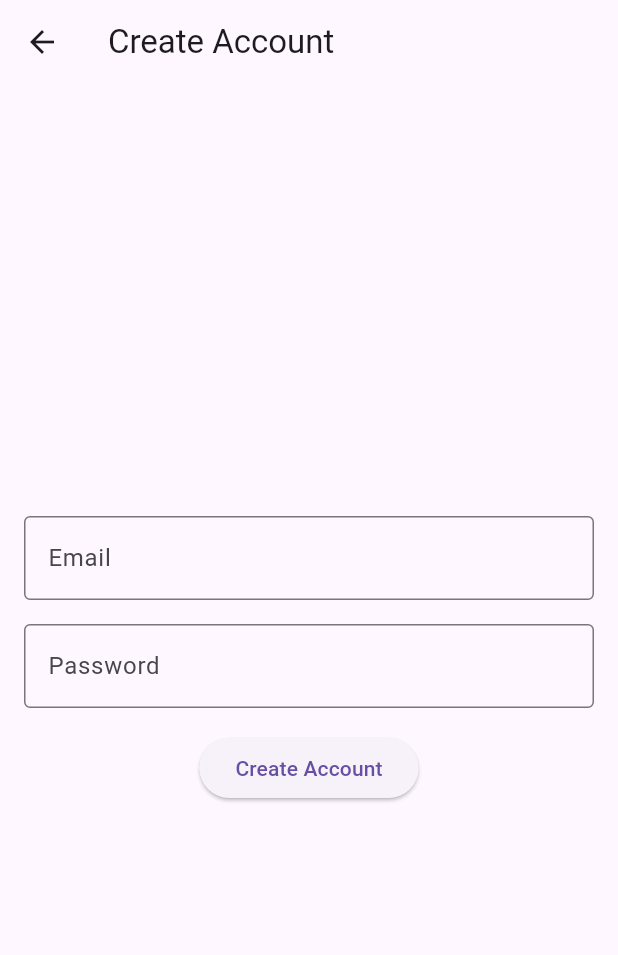
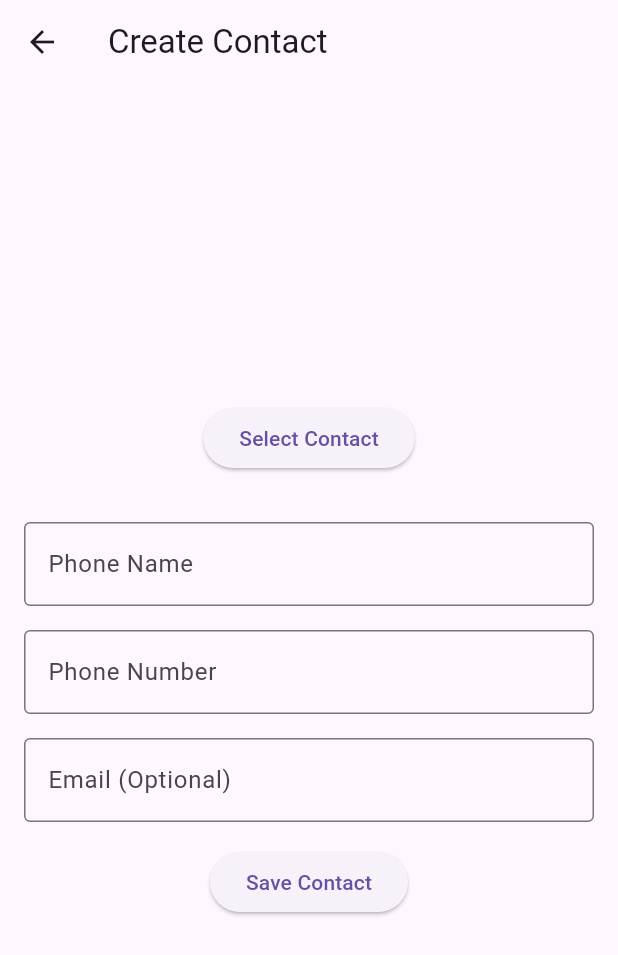
Before and after one commit to HaseebUllahAbbasi/flutter-khata, a Flutter app: the screen it shows after launch, after a tap on "Login", after a tap on the "add" icon, on a phone screen of 412 x 824 dp. Shown: the top 955 px of the screen. Run offline on Flutter 3.47's test engine with Material 3 defaults, Android fonts, the light colour scheme and no system bars; our stand-ins replace contacts_service, permission_handler; generated files the repository leaves out were written again.

Commit message:
basic setup completed

```diff
--- a/lib/src/create_person_entry.dart
+++ b/lib/src/create_person_entry.dart
@@ -1,4 +1,6 @@
 import 'package:flutter/material.dart';
+import 'package:contacts_service/contacts_service.dart';
+import 'package:permission_handler/permission_handler.dart';
 
 class CreatePersonEntry extends StatefulWidget {
   const CreatePersonEntry({Key? key}) : super(key: key);
@@ -9,13 +11,16 @@ class CreatePersonEntry extends StatefulWidget {
 
 class _CreatePersonEntryState extends State<CreatePersonEntry> {
   TextEditingController _emailController = TextEditingController();
-  TextEditingController _passwordController = TextEditingController();
+  TextEditingController _phoneNumberController = TextEditingController();
+  TextEditingController _phoneNameController = TextEditingController();
+
+  Contact? _selectedContact;
 
   @override
   Widget build(BuildContext context) {
     return Scaffold(
       appBar: AppBar(
-        title: Text('Create Account'),
+        title: Text('Create Contact'),
       ),
       body: Padding(
         padding: EdgeInsets.all(16.0),
@@ -23,21 +28,50 @@ class _CreatePersonEntryState extends State<CreatePersonEntry> {
           mainAxisAlignment: MainAxisAlignment.center,
           crossAxisAlignment: CrossAxisAlignment.center,
           children: [
+            ElevatedButton(
+              onPressed: () async {
+                await _getContact();
+              },
+              child: Text('Select Contact'),
+            ),
+            SizedBox(height: 16.0),
+            if (_selectedContact != null) ...[
+              Text(
+                'Selected Contact:',
+                style: TextStyle(fontWeight: FontWeight.bold),
+              ),
+              ListTile(
+                leading: (_selectedContact!.avatar != null &&
+                        _selectedContact!.avatar!.isNotEmpty)
+                    ? CircleAvatar(
+                        backgroundImage: MemoryImage(_selectedContact!.avatar!))
+                    : CircleAvatar(child: Text(_selectedContact!.initials())),
+                title: Text(_selectedContact!.displayName ?? ''),
+              ),
+            ],
+            SizedBox(height: 16.0),
             TextField(
-              controller: _emailController,
+              controller: _phoneNameController,
               decoration: InputDecoration(
-                labelText: 'Email',
+                labelText: 'Phone Name',
                 border: OutlineInputBorder(),
               ),
             ),
             SizedBox(height: 16.0),
             TextField(
-              controller: _passwordController,
+              controller: _phoneNumberController,
               decoration: InputDecoration(
-                labelText: 'Password',
+                labelText: 'Phone Number',
                 border: OutlineInputBorder(),
               ),
-              obscureText: true,
+            ),
+            SizedBox(height: 16.0),
+            TextField(
+              controller: _emailController,
+              decoration: InputDecoration(
+                labelText: 'Email (Optional)',
+                border: OutlineInputBorder(),
+              ),
             ),
             SizedBox(height: 16.0),
             ElevatedButton(
@@ -45,7 +79,7 @@ class _CreatePersonEntryState extends State<CreatePersonEntry> {
                 // Action for creating account
                 // Add your logic here
               },
-              child: Text('Create Account'),
+              child: Text('Save Contact'),
             ),
           ],
         ),
@@ -53,10 +87,31 @@ class _CreatePersonEntryState extends State<CreatePersonEntry> {
     );
   }
 
+  Future<void> _getContact() async {
+    final PermissionStatus permissionStatus = await _getPermission();
+    if (permissionStatus == PermissionStatus.granted) {
+      Iterable<Contact> contacts = await ContactsService.getContacts();
+      setState(() {
+        _selectedContact = contacts.first;
+      });
+    } else {
+      // Handle the scenario when permission is not granted
+    }
+  }
+
+  Future<PermissionStatus> _getPermission() async {
+    PermissionStatus permission = await Permission.contacts.status;
+    if (permission != PermissionStatus.granted &&
+        permission != PermissionStatus.denied) {
+      permission = await Permission.contacts.request();
+    }
+    return permission;
+  }
+
   @override
   void dispose() {
     _emailController.dispose();
-    _passwordController.dispose();
+    _phoneNumberController.dispose();
     super.dispose();
   }
 }
--- a/lib/src/home_screen.dart
+++ b/lib/src/home_screen.dart
@@ -1,6 +1,9 @@
 import 'package:flutter/material.dart';
 import 'package:khata_custom/src/create_person_entry.dart';
 import 'package:khata_custom/src/person_transactions.dart';
+
+import 'package:flutter_gen/gen_l10n/app_localizations.dart';
+import 'package:flutter_localizations/flutter_localizations.dart';
 
 class VerticalLine extends StatelessWidget {
   @override
@@ -110,17 +113,31 @@ class UserList extends StatelessWidget {
                 onTap: () {
                   Navigator.push(
                     context,
-                  MaterialPageRoute(builder: (context) => PartyDetailsScreen()),
+                    MaterialPageRoute(
+                        builder: (context) => PartyDetailsScreen()),
                   );
-
-                // Navigate to the PartyDetails screen
                 },
+                child: Container(
+                  margin: EdgeInsets.symmetric(vertical: 5),
+                  padding: EdgeInsets.all(10),
+                  decoration: BoxDecoration(
+                    color: Colors.white, // Changed to white
+                    borderRadius: BorderRadius.circular(10),
+                    boxShadow: [
+                      BoxShadow(
+                        color: Colors.black.withOpacity(0.1),
+                        blurRadius: 5,
+                        spreadRadius: 2,
+                      ),
+                    ],
+                  ),
                   child: ListTile(
                     leading: CircleAvatar(
                       backgroundColor: Colors.grey,
                       child: Text(
                         user["user"][0],
-                    style: TextStyle(fontSize: 20, fontWeight: FontWeight.bold),
+                        style: TextStyle(
+                            fontSize: 20, fontWeight: FontWeight.bold),
                       ),
                     ),
                     title: Text(user["user"]),
@@ -134,7 +151,7 @@ class UserList extends StatelessWidget {
                       ),
                     ),
                   ),
-            );
+                ));
           },
         ),
       ),
@@ -148,6 +165,39 @@ class HomeScreen extends StatelessWidget {
     return Scaffold(
       appBar: AppBar(
         title: Text('Dashboard'),
+      ),
+      drawer: Drawer(
+        child: ListView(
+          padding: EdgeInsets.zero,
+          children: <Widget>[
+            DrawerHeader(
+              decoration: BoxDecoration(
+                color: Colors.blue,
+              ),
+              child: Text(
+                'Sidebar',
+                style: TextStyle(
+                  color: Colors.white,
+                  fontSize: 24,
+                ),
+              ),
+            ),
+            ListTile(
+              title: Text('Khata'),
+              onTap: () {
+                // Handle item 1
+              },
+            ),
+            ListTile(
+              title: Text("Asset"),
+              onTap: () {
+                // Handle item 2
+              },
+            ),
+
+            // Add more list tiles for additional sidebar items
+          ],
+        ),
       ),
       body: Column(
         children: [
--- a/pubspec.yaml
+++ b/pubspec.yaml
@@ -10,10 +10,12 @@ environment:
   sdk: ">=3.2.3 <4.0.0"
 
 dependencies:
+  contacts_service: ^0.6.3
   flutter:
     sdk: flutter
   flutter_localizations:
     sdk: flutter
+  permission_handler: ^11.2.1
 
 dev_dependencies:
   flutter_test:
```
Also changed, not shown: lib/src/person_transactions.dart (+39 -16 lines), flutter_01.png (added), pubspec.lock, 2 other files. Lines whose indentation alone changed are shown as unchanged.
